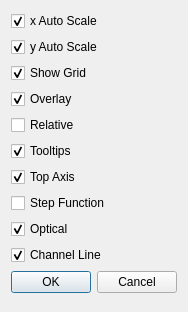
The window that code/display/QtPlotter/QtProfilePrefsGUI.ui (radio-astro/casa) describes before a commit, drawn with Qt 5.
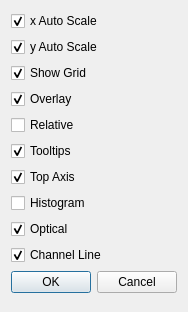
The same window after the commit.

What changed in the file:
```diff
--- a/code/display/QtPlotter/QtProfilePrefsGUI.ui
+++ b/code/display/QtPlotter/QtProfilePrefsGUI.ui
@@ -84,7 +84,7 @@
    <item>
     <widget class="QCheckBox" name="stepFunctionCheckBox">
      <property name="text">
-      <string>Step Function</string>
+      <string>Histogram</string>
      </property>
     </widget>
    </item>
```
